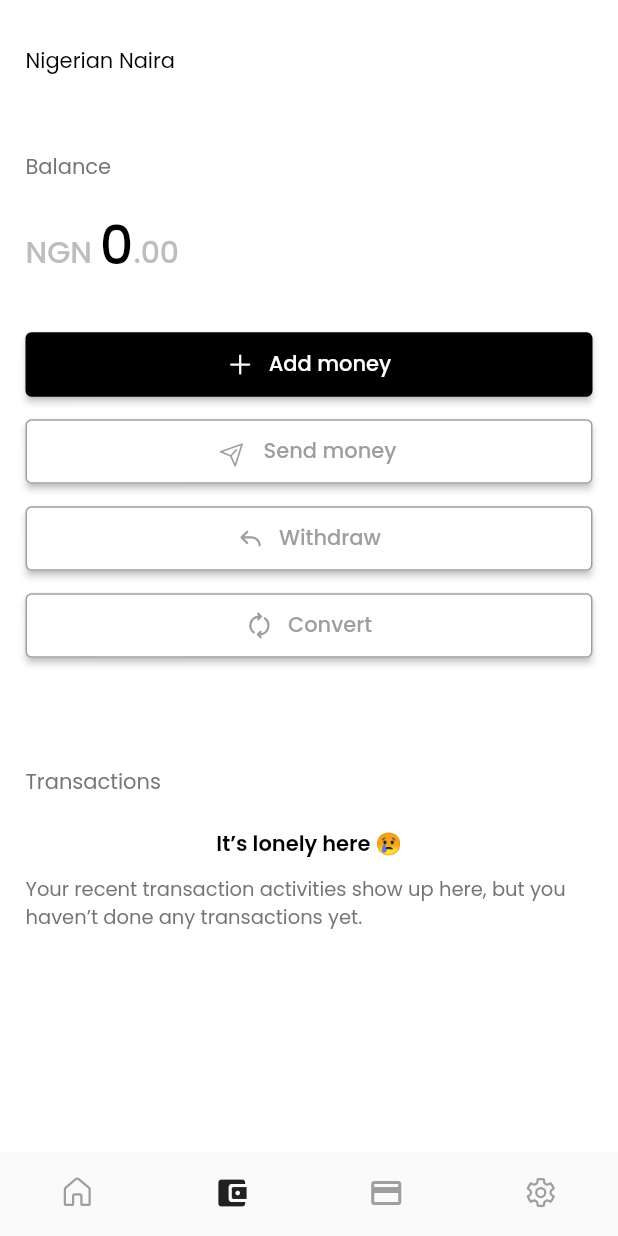
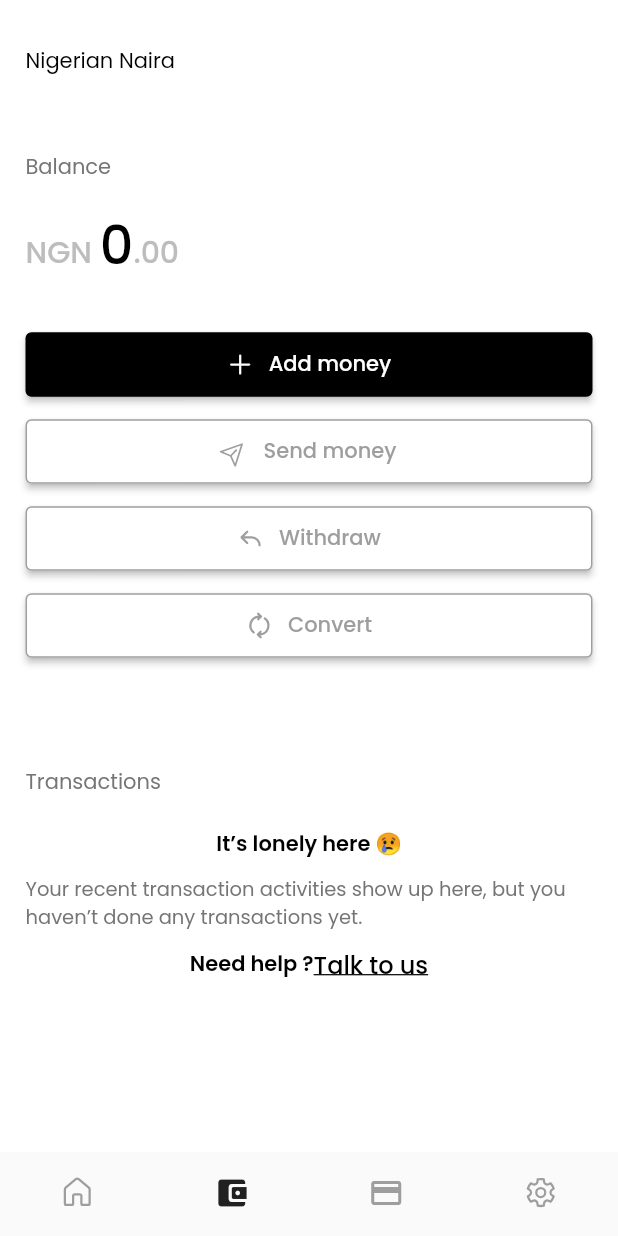
Before and after one commit to ProsperChihimba/coinprofile, a Flutter app: the screen it shows after launch, item 2 of the bottom bar chosen, on a phone screen of 412 x 824 dp. Run offline on Flutter 3.47's test engine with Material 2 defaults, Android fonts, the phone set to English and light mode, and no system bars; our stand-ins replace fluentui_icons, gap, get, google_fonts.

Commit message:
balance screen initial desig

```diff
--- a/lib/screens/balance/transactions.dart
+++ b/lib/screens/balance/transactions.dart
@@ -21,13 +21,31 @@ class TransactionsSection extends StatelessWidget {
             ),
           ),
           Gap(AppLayout.getHeight(10)),
-          Center(
-            child: Text(
-              "Your recent transaction activities show up here, but you haven’t done any transactions yet.",
-              style: Styles.normalText.copyWith(
-                  fontSize: AppLayout.getHeight(13),
-                  color: Colors.grey.shade600),
-            ),
+          Text(
+            "Your recent transaction activities show up here, but you haven’t done any transactions yet.",
+            style: Styles.normalText.copyWith(
+                fontSize: AppLayout.getHeight(13), color: Colors.grey.shade600),
+          ),
+
+          //
+          Gap(AppLayout.getHeight(10)),
+          Row(
+            mainAxisAlignment: MainAxisAlignment.center,
+            children: [
+              Text(
+                "Need help ?",
+                style: Styles.normalText.copyWith(
+                  fontWeight: FontWeight.w600,
+                ),
+              ),
+              Text(
+                "Talk to us",
+                style: Styles.headerText.copyWith(
+                  fontSize: AppLayout.getHeight(16),
+                  decoration: TextDecoration.underline,
+                ),
+              ),
+            ],
           ),
         ],
       ),
```
